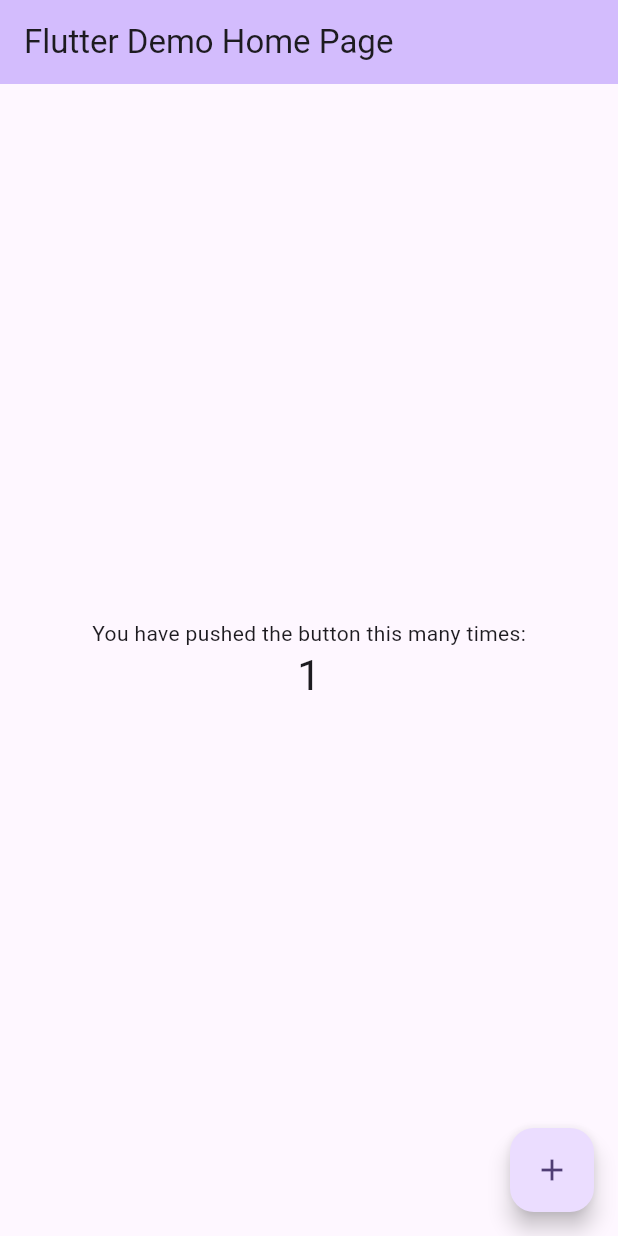
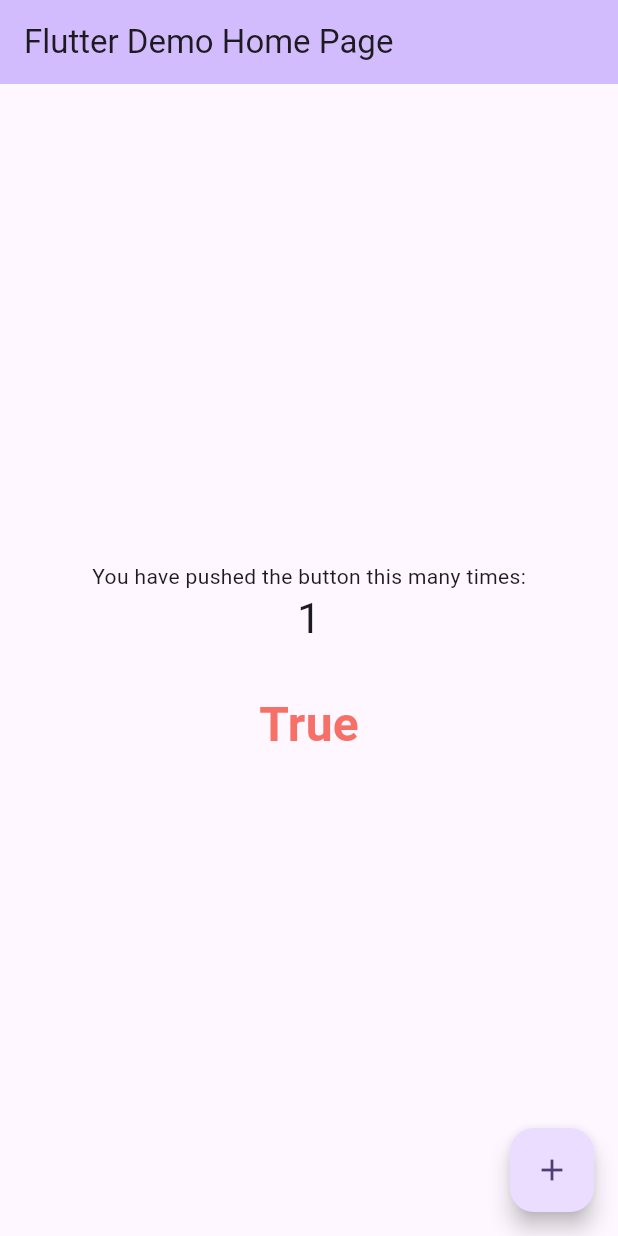
Before and after one commit to conon25/flutter-practice2, a Flutter app: the screen it shows after launch, after a tap on the "add" icon, on a phone screen of 412 x 824 dp. Run offline on Flutter 3.47's test engine with Material 3 defaults, Android fonts, the phone set to English and light mode, and no system bars.

Commit message:
박기태

```diff
--- a/lib/main.dart
+++ b/lib/main.dart
@@ -1,3 +1,4 @@
+import 'dart:async';
 import 'package:flutter/material.dart';
 
 void main() {
@@ -7,27 +8,11 @@ void main() {
 class MyApp extends StatelessWidget {
   const MyApp({super.key});
 
-  // This widget is the root of your application.
   @override
   Widget build(BuildContext context) {
     return MaterialApp(
       title: 'Flutter Demo Branch',
       theme: ThemeData(
-        // This is the theme of your application.
-        //
-        // TRY THIS: Try running your application with "flutter run". You'll see
-        // the application has a purple toolbar. Then, without quitting the app,
-        // try changing the seedColor in the colorScheme below to Colors.green
-        // and then invoke "hot reload" (save your changes or press the "hot
-        // reload" button in a Flutter-supported IDE, or press "r" if you used
-        // the command line to start the app).
-        //
-        // Notice that the counter didn't reset back to zero; the application
-        // state is not lost during the reload. To reset the state, use hot
-        // restart instead.
-        //
-        // This works for code too, not just values: Most code changes can be
-        // tested with just a hot reload.
         colorScheme: ColorScheme.fromSeed(seedColor: Colors.deepPurple),
         useMaterial3: true,
       ),
@@ -39,15 +24,6 @@ class MyApp extends StatelessWidget {
 class MyHomePage extends StatefulWidget {
   const MyHomePage({super.key, required this.title});
 
-  // This widget is the home page of your application. It is stateful, meaning
-  // that it has a State object (defined below) that contains fields that affect
-  // how it looks.
-
-  // This class is the configuration for the state. It holds the values (in this
-  // case the title) provided by the parent (in this case the App widget) and
-  // used by the build method of the State. Fields in a Widget subclass are
-  // always marked "final".
-
   final String title;
 
   @override
@@ -57,52 +33,42 @@ class MyHomePage extends StatefulWidget {
 class _MyHomePageState extends State<MyHomePage> {
   int _counter = 0;
 
+  // 깜빡임 상태 변수와 타이머 선언
+  bool _showTrue = true;
+  late Timer _timer;
+
+  @override
+  void initState() {
+    super.initState();
+    // 1초마다 _showTrue 값을 토글
+    _timer = Timer.periodic(const Duration(seconds: 1), (timer) {
+      setState(() {
+        _showTrue = !_showTrue;
+      });
+    });
+  }
+
+  @override
+  void dispose() {
+    _timer.cancel(); // 타이머 해제
+    super.dispose();
+  }
+
   void _incrementCounter() {
     setState(() {
-      // This call to setState tells the Flutter framework that something has
-      // changed in this State, which causes it to rerun the build method below
-      // so that the display can reflect the updated values. If we changed
-      // _counter without calling setState(), then the build method would not be
-      // called again, and so nothing would appear to happen.
       _counter++;
     });
   }
 
   @override
   Widget build(BuildContext context) {
-    // This method is rerun every time setState is called, for instance as done
-    // by the _incrementCounter method above.
-    //
-    // The Flutter framework has been optimized to make rerunning build methods
-    // fast, so that you can just rebuild anything that needs updating rather
-    // than having to individually change instances of widgets.
     return Scaffold(
       appBar: AppBar(
-        // TRY THIS: Try changing the color here to a specific color (to
-        // Colors.amber, perhaps?) and trigger a hot reload to see the AppBar
-        // change color while the other colors stay the same.
         backgroundColor: Theme.of(context).colorScheme.inversePrimary,
-        // Here we take the value from the MyHomePage object that was created by
-        // the App.build method, and use it to set our appbar title.
         title: Text(widget.title),
       ),
       body: Center(
-        // Center is a layout widget. It takes a single child and positions it
-        // in the middle of the parent.
         child: Column(
-          // Column is also a layout widget. It takes a list of children and
-          // arranges them vertically. By default, it sizes itself to fit its
-          // children horizontally, and tries to be as tall as its parent.
-          //
-          // Column has various properties to control how it sizes itself and
-          // how it positions its children. Here we use mainAxisAlignment to
-          // center the children vertically; the main axis here is the vertical
-          // axis because Columns are vertical (the cross axis would be
-          // horizontal).
-          //
-          // TRY THIS: Invoke "debug painting" (choose the "Toggle Debug Paint"
-          // action in the IDE, or press "p" in the console), to see the
-          // wireframe for each widget.
           mainAxisAlignment: MainAxisAlignment.center,
           children: <Widget>[
             const Text(
@@ -112,6 +78,19 @@ class _MyHomePageState extends State<MyHomePage> {
               '$_counter',
               style: Theme.of(context).textTheme.headlineMedium,
             ),
+            const SizedBox(height: 30),
+            AnimatedOpacity(
+              opacity: _showTrue ? 1.0 : 0.0,
+              duration: const Duration(milliseconds: 400),
+              child: const Text(
+                'True',
+                style: TextStyle(
+                  color: Colors.red,
+                  fontSize: 32,
+                  fontWeight: FontWeight.bold,
+                ),
+              ),
+            ),
           ],
         ),
       ),
@@ -119,7 +98,7 @@ class _MyHomePageState extends State<MyHomePage> {
         onPressed: _incrementCounter,
         tooltip: 'Increment',
         child: const Icon(Icons.add),
-      ), // This trailing comma makes auto-formatting nicer for build methods.
+      ),
     );
   }
 }
```
